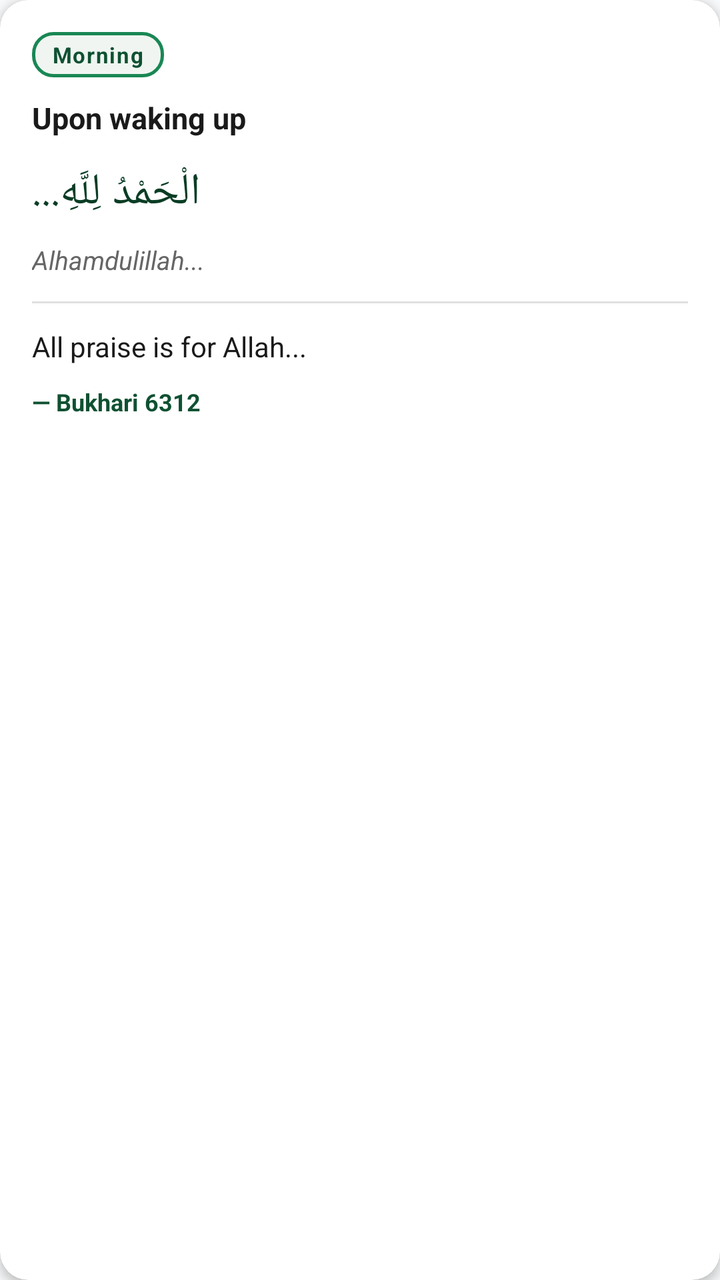
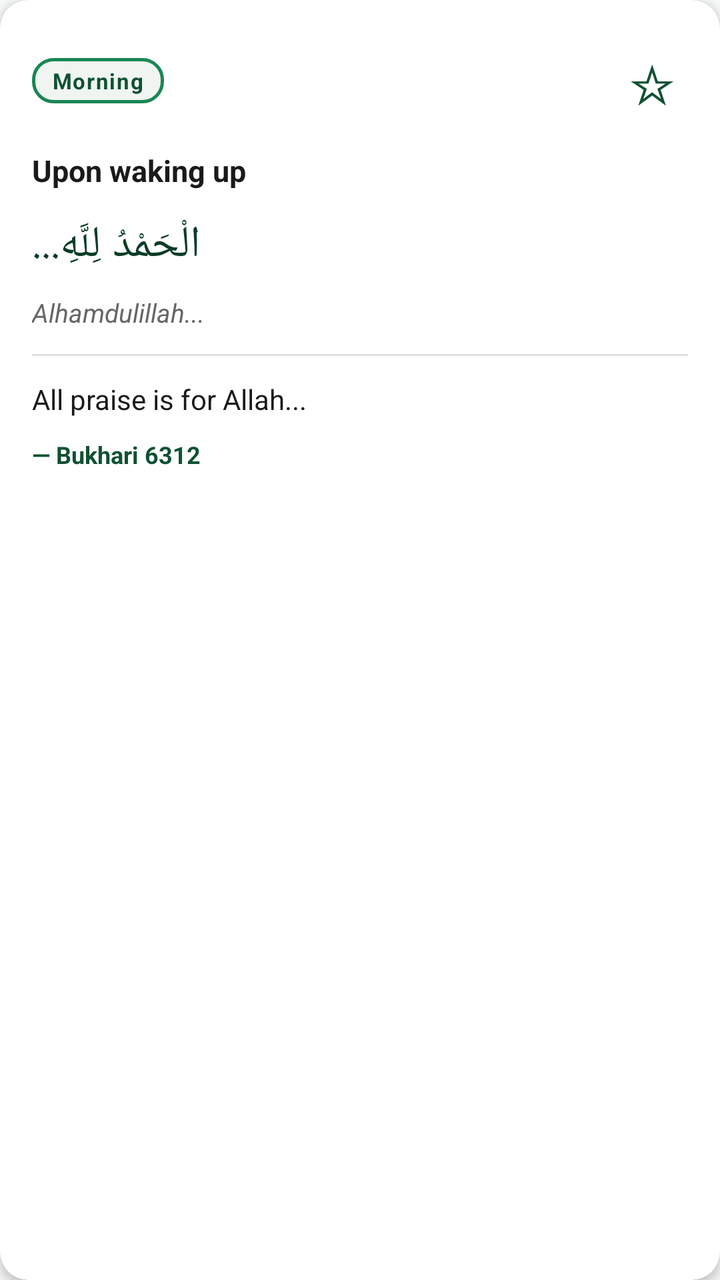

Screens rendered from an Android XML layout before and after an edit, with the pre-edit source and the edit as a unified diff.
<!-- AndroidManifest.xml: application theme Theme.Noor -->
<!-- res/layout/item_dua.xml -->
<?xml version="1.0" encoding="utf-8"?>
<androidx.cardview.widget.CardView
    xmlns:android="http://schemas.android.com/apk/res/android"
    xmlns:app="http://schemas.android.com/apk/res-auto"
    android:layout_width="match_parent"
    android:layout_height="wrap_content"
    android:layout_marginHorizontal="12dp"
    android:layout_marginVertical="6dp"
    app:cardBackgroundColor="@color/surface"
    app:cardCornerRadius="14dp"
    app:cardElevation="3dp">

    <LinearLayout
        android:layout_width="match_parent"
        android:layout_height="wrap_content"
        android:orientation="vertical"
        android:padding="16dp">

        
        <TextView
            android:id="@+id/tvCategory"
            android:layout_width="wrap_content"
            android:layout_height="wrap_content"
            android:background="@drawable/bg_surah_number"
            android:paddingHorizontal="10dp"
            android:paddingVertical="4dp"
            android:text="Morning"
            android:textColor="@color/primary"
            android:textSize="11sp"
            android:textStyle="bold"
            android:letterSpacing="0.05" />

        
        <TextView
            android:id="@+id/tvDuaTitle"
            android:layout_width="match_parent"
            android:layout_height="wrap_content"
            android:layout_marginTop="10dp"
            android:text="Upon waking up"
            android:textColor="@color/text_primary"
            android:textSize="15sp"
            android:textStyle="bold" />

        
        <TextView
            android:id="@+id/tvDuaArabic"
            android:layout_width="match_parent"
            android:layout_height="wrap_content"
            android:layout_marginTop="12dp"
            android:gravity="end"
            android:text="الْحَمْدُ لِلَّهِ..."
            android:textColor="@color/primary_dark"
            android:textSize="22sp"
            android:lineSpacingExtra="8dp" />

        
        <TextView
            android:id="@+id/tvDuaTranslit"
            android:layout_width="match_parent"
            android:layout_height="wrap_content"
            android:layout_marginTop="10dp"
            android:text="Alhamdulillah..."
            android:textColor="@color/text_secondary"
            android:textSize="13sp"
            android:textStyle="italic"
            android:lineSpacingExtra="2dp" />

        
        <View
            android:layout_width="match_parent"
            android:layout_height="1dp"
            android:layout_marginTop="12dp"
            android:background="@color/divider" />

        
        <TextView
            android:id="@+id/tvDuaMeaning"
            android:layout_width="match_parent"
            android:layout_height="wrap_content"
            android:layout_marginTop="12dp"
            android:text="All praise is for Allah..."
            android:textColor="@color/text_primary"
            android:textSize="14sp"
            android:lineSpacingExtra="3dp" />

        
        <TextView
            android:id="@+id/tvDuaRef"
            android:layout_width="match_parent"
            android:layout_height="wrap_content"
            android:layout_marginTop="10dp"
            android:text="— Bukhari 6312"
            android:textColor="@color/primary"
            android:textSize="12sp"
            android:textStyle="bold" />

    </LinearLayout>
</androidx.cardview.widget.CardView>
<!-- resources referenced by this layout -->
<resources>
  <color name="divider">#E0E0E0</color>
  <color name="primary">#0F5132</color>
  <color name="primary_dark">#0A3D25</color>
  <color name="surface">#FFFFFF</color>
  <color name="text_primary">#1A1A1A</color>
  <color name="text_secondary">#666666</color>
  <!-- drawable bg_surah_number (drawable) -->
  <?xml version="1.0" encoding="utf-8"?>
  <shape xmlns:android="http://schemas.android.com/apk/res/android"
      android:shape="rectangle">
      <solid android:color="#F0F5F1" />
      <corners android:radius="10dp" />
      <stroke android:width="1.5dp" android:color="@color/primary_light" />
  </shape>
  <style name="Theme.Noor" parent="Theme.MaterialComponents.Light.NoActionBar">
          <item name="colorPrimary">@color/primary</item>
          <item name="colorPrimaryVariant">@color/primary_dark</item>
          <item name="colorOnPrimary">@color/white</item>
          <item name="colorSecondary">@color/accent</item>
          <item name="colorSecondaryVariant">@color/accent_dark</item>
          <item name="colorOnSecondary">@color/black</item>
          <item name="android:statusBarColor">@color/primary_dark</item>
          <item name="android:windowBackground">@color/background</item>
      </style>
  <color name="primary_light">#198754</color>
  <color name="white">#FFFFFF</color>
  <color name="accent">#D4AF37</color>
  <color name="accent_dark">#B8941F</color>
  <color name="black">#000000</color>
  <color name="background">#F8F9FA</color>
</resources>

<!-- the commit's change to res/layout/item_dua.xml (unified diff, before → after) -->
@@ -16,21 +16,45 @@
         android:orientation="vertical"
         android:padding="16dp">
 
-        
-        <TextView
-            android:id="@+id/tvCategory"
-            android:layout_width="wrap_content"
+        <LinearLayout
+            android:layout_width="match_parent"
             android:layout_height="wrap_content"
-            android:background="@drawable/bg_surah_number"
-            android:paddingHorizontal="10dp"
-            android:paddingVertical="4dp"
-            android:text="Morning"
-            android:textColor="@color/primary"
-            android:textSize="11sp"
-            android:textStyle="bold"
-            android:letterSpacing="0.05" />
+            android:orientation="horizontal"
+            android:gravity="center_vertical">
 
-        
+            <TextView
+                android:id="@+id/tvCategory"
+                android:layout_width="wrap_content"
+                android:layout_height="wrap_content"
+                android:background="@drawable/bg_surah_number"
+                android:paddingHorizontal="10dp"
+                android:paddingVertical="4dp"
+                android:text="Morning"
+                android:textColor="@color/primary"
+                android:textSize="11sp"
+                android:textStyle="bold"
+                android:letterSpacing="0.05" />
+
+            <View
+                android:layout_width="0dp"
+                android:layout_height="1dp"
+                android:layout_weight="1" />
+
+            <TextView
+                android:id="@+id/tvDuaFavorite"
+                android:layout_width="wrap_content"
+                android:layout_height="wrap_content"
+                android:padding="6dp"
+                android:text="☆"
+                android:textColor="@color/primary"
+                android:textSize="27sp"
+                android:gravity="center"
+                android:clickable="true"
+                android:focusable="true"
+                android:contentDescription="Add to favorites" />
+
+        </LinearLayout>
+
         <TextView
             android:id="@+id/tvDuaTitle"
             android:layout_width="match_parent"
@@ -41,7 +65,6 @@
             android:textSize="15sp"
             android:textStyle="bold" />
 
-        
         <TextView
             android:id="@+id/tvDuaArabic"
             android:layout_width="match_parent"
@@ -53,7 +76,6 @@
             android:textSize="22sp"
             android:lineSpacingExtra="8dp" />
 
-        
         <TextView
             android:id="@+id/tvDuaTranslit"
             android:layout_width="match_parent"
@@ -65,14 +87,12 @@
             android:textStyle="italic"
             android:lineSpacingExtra="2dp" />
 
-        
         <View
             android:layout_width="match_parent"
             android:layout_height="1dp"
             android:layout_marginTop="12dp"
             android:background="@color/divider" />
 
-        
         <TextView
             android:id="@+id/tvDuaMeaning"
             android:layout_width="match_parent"
@@ -83,7 +103,6 @@
             android:textSize="14sp"
             android:lineSpacingExtra="3dp" />
 
-        
         <TextView
             android:id="@+id/tvDuaRef"
             android:layout_width="match_parent"
@@ -95,4 +114,5 @@
             android:textStyle="bold" />
 
     </LinearLayout>
+
 </androidx.cardview.widget.CardView>
